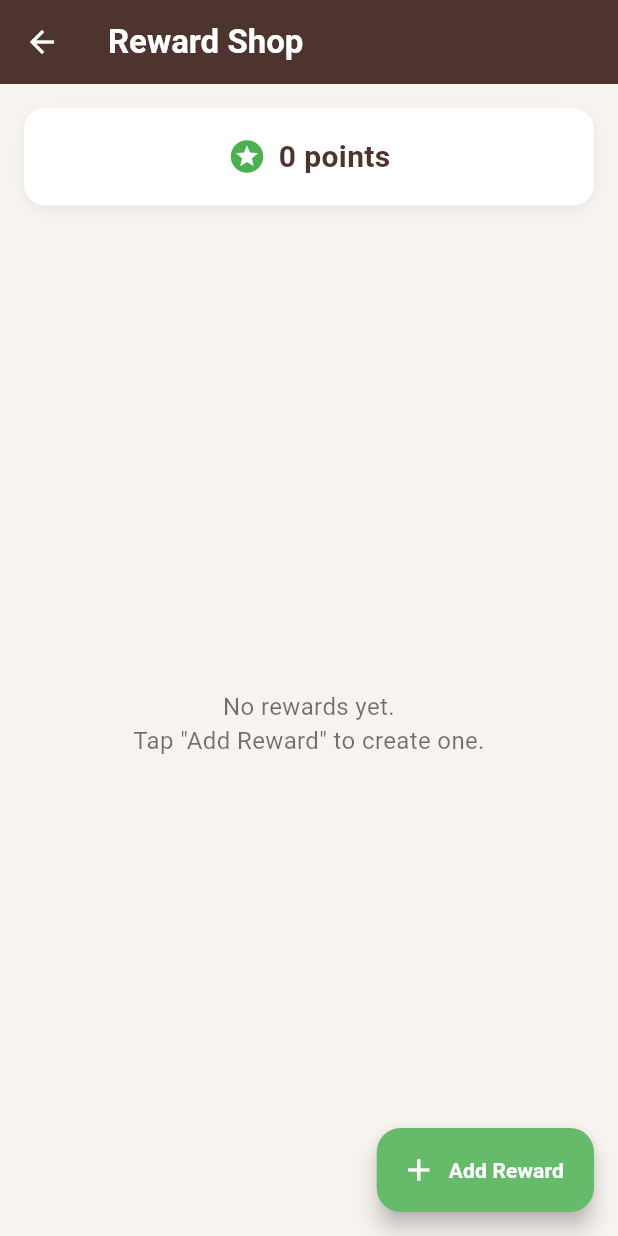
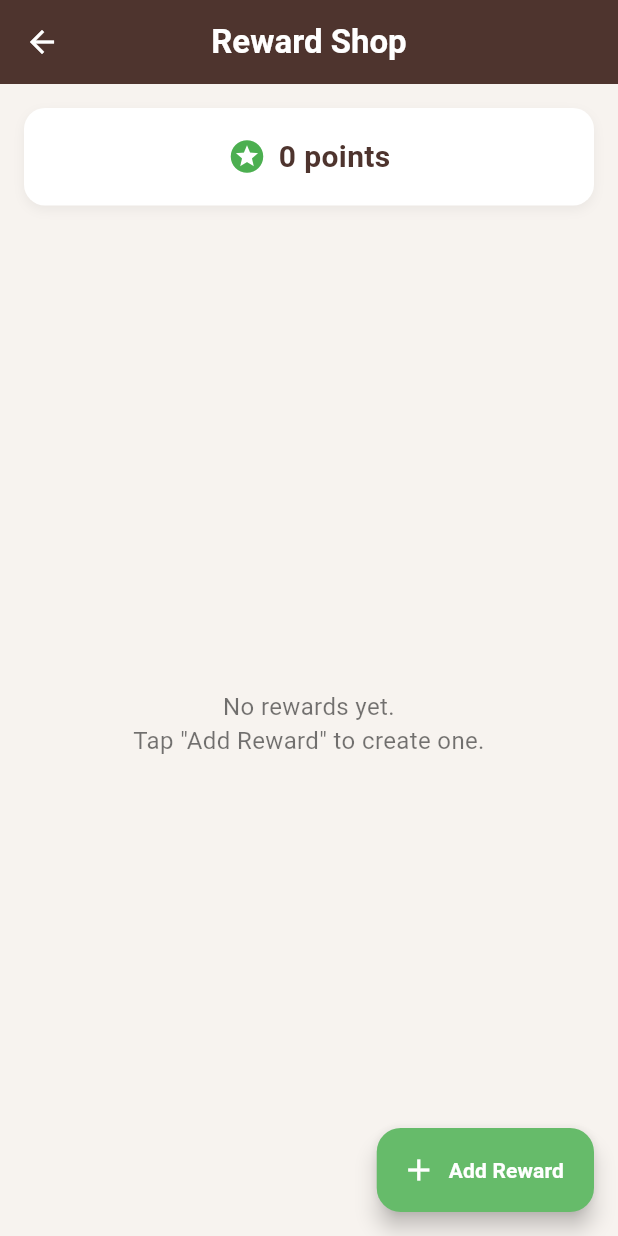
Before and after one commit to Haruuowo/procastimate_app, a Flutter app: the RewardShopScreen screen opened directly, after a tap on the "arrow back" icon, after a tap on "Reward Shop", on a phone screen of 412 x 824 dp. Run offline on Flutter 3.47's test engine with Material 3 defaults, Android fonts, the light colour scheme and no system bars; our stand-ins replace cloud_firestore, firebase_auth, firebase_core, firebase_storage, image_picker, shared_preferences and 1 more; accounts and stored records are empty; network calls fail.

Commit message:
fixed everyything

```diff
--- a/lib/mainapp/reward_shop.dart
+++ b/lib/mainapp/reward_shop.dart
@@ -195,6 +195,7 @@ class _RewardShopScreenState extends State<RewardShopScreen> {
       appBar: AppBar(
         backgroundColor: Colors.brown.shade800,
         elevation: 0,
+        centerTitle: true,
         title: const Text(
           'Reward Shop',
           style: TextStyle(color: Colors.white, fontWeight: FontWeight.w700),
--- a/lib/mainapp/score_screen.dart
+++ b/lib/mainapp/score_screen.dart
@@ -26,6 +26,10 @@ class _ScoreScreenState extends State<ScoreScreen> {
 
   String? _photoUrl;
   bool _loadingUser = true;
+
+  // streak count (display only)
+  int _streakCount = 0;
+  bool _streakActive = false;
 
   StreamSubscription<DocumentSnapshot<Map<String, dynamic>>>? _userSub;
 
@@ -65,7 +69,6 @@ class _ScoreScreenState extends State<ScoreScreen> {
     final prefs = await SharedPreferences.getInstance();
     final savedScore = prefs.getInt('score') ?? 0;
 
-    // Keep cumulative score (do not reset at 100)
     if (mounted) {
       setState(() {
         score = savedScore;
@@ -73,8 +76,15 @@ class _ScoreScreenState extends State<ScoreScreen> {
     }
   }
 
+  // small helper: show at most N characters in UI but keep full text in data
+  String _displayTitle(String title) {
+    const int maxChars = 12;
+    if (title.length <= maxChars) return title;
+    return title.substring(0, maxChars) + '…';
+  }
+
   // Listen to Firestore user document so ScoreScreen updates in real-time
-  // when other parts of the app (MainScreen / RewardShop) update the score.
+  // Also update completedTasks instantly when Firestore changes.
   void _subscribeScoreUpdates() async {
     final user = FirebaseAuth.instance.currentUser;
     if (user == null) return;
@@ -88,9 +98,10 @@ class _ScoreScreenState extends State<ScoreScreen> {
             if (!mounted) return;
             final data = snap.data();
             if (data == null) return;
+
+            // score update
             final dynamic remote = data['score'];
-            if (remote == null) return;
-
+            if (remote != null) {
               final int remoteScore;
               if (remote is int) {
                 remoteScore = remote;
@@ -106,13 +117,70 @@ class _ScoreScreenState extends State<ScoreScreen> {
                 setState(() {
                   score = remoteScore;
                 });
-              // keep local prefs in sync
                 final prefs = await SharedPreferences.getInstance();
                 await prefs.setInt('score', remoteScore);
               }
+            }
+
+            // streak update (same snapshot)
+            final dynamic remoteStreak = data['streakCount'];
+            if (remoteStreak != null) {
+              int remoteCount = 0;
+              if (remoteStreak is int) {
+                remoteCount = remoteStreak;
+              } else if (remoteStreak is double) {
+                remoteCount = remoteStreak.toInt();
+              } else if (remoteStreak is String) {
+                remoteCount = int.tryParse(remoteStreak) ?? 0;
+              }
+              if (mounted && remoteCount != _streakCount) {
+                setState(() {
+                  _streakCount = remoteCount;
+                  _streakActive = _streakCount > 0;
+                });
+              }
+            }
+
+            // completedTasks update: if firestore has completedTasks, use it and persist to prefs
+            final dynamic remoteCompleted = data['completedTasks'];
+            if (remoteCompleted != null && remoteCompleted is List) {
+              try {
+                // normalize list -> List<Map<String,dynamic>>
+                final List<Map<String, dynamic>> list = remoteCompleted.map((
+                  e,
+                ) {
+                  if (e is Map) return Map<String, dynamic>.from(e);
+                  return <String, dynamic>{};
+                }).toList();
+
+                // sort newest first by completedAt if field exists
+                list.sort((a, b) {
+                  final da =
+                      DateTime.tryParse(a['completedAt'] ?? '') ??
+                      DateTime.fromMillisecondsSinceEpoch(0);
+                  final db =
+                      DateTime.tryParse(b['completedAt'] ?? '') ??
+                      DateTime.fromMillisecondsSinceEpoch(0);
+                  return db.compareTo(da);
+                });
+
+                // persist local prefs so other screens have same order
+                final prefs = await SharedPreferences.getInstance();
+                final encoded = list.map((e) => jsonEncode(e)).toList();
+                await prefs.setStringList('completedTasks', encoded);
+
+                if (mounted) {
+                  setState(() {
+                    completedTasks = list;
+                  });
+                }
+              } catch (e) {
+                // ignore parse errors
+              }
+            }
           },
           onError: (e) {
-            // ignore errors - Firestore listener may throw on permission issues etc.
+            // ignore errors
           },
         );
   }
@@ -120,11 +188,31 @@ class _ScoreScreenState extends State<ScoreScreen> {
   Future<void> _loadCompletedTasks() async {
     final prefs = await SharedPreferences.getInstance();
     final completedTasksRaw = prefs.getStringList('completedTasks') ?? [];
+
+    // parse and show most-recently completed task at top
+    final list = completedTasksRaw.map((e) {
+      try {
+        return jsonDecode(e) as Map<String, dynamic>;
+      } catch (_) {
+        return <String, dynamic>{};
+      }
+    }).toList();
+
+    list.sort((a, b) {
+      final da =
+          DateTime.tryParse(a['completedAt'] ?? '') ??
+          DateTime.fromMillisecondsSinceEpoch(0);
+      final db =
+          DateTime.tryParse(b['completedAt'] ?? '') ??
+          DateTime.fromMillisecondsSinceEpoch(0);
+      return db.compareTo(da);
+    });
+
+    if (mounted) {
       setState(() {
-      completedTasks = completedTasksRaw
-          .map((e) => jsonDecode(e) as Map<String, dynamic>)
-          .toList();
+        completedTasks = list;
       });
+    }
   }
 
   void _onItemTapped(int i) {
@@ -140,74 +228,118 @@ class _ScoreScreenState extends State<ScoreScreen> {
     }
   }
 
+  Widget _buildAvatarWithStreak() {
+    const double avatarRadius = 18.0;
+    final double avatarDiameter = avatarRadius * 2;
+    final streakAsset = _streakActive
+        ? 'assets/Streaks_On.png'
+        : 'assets/Streaks_Off.png';
+
+    return Row(
+      mainAxisSize: MainAxisSize.min,
+      children: [
+        InkWell(
+          onTap: () async {
+            await Navigator.of(
+              context,
+            ).push(MaterialPageRoute(builder: (_) => const ProfileTab()));
+            _loadUserData();
+          },
+          borderRadius: BorderRadius.circular(50),
+          child: CircleAvatar(
+            radius: avatarRadius,
+            backgroundColor: Colors.white24,
+            backgroundImage: _photoUrl != null
+                ? NetworkImage(_photoUrl!)
+                : null,
+            child: _photoUrl == null
+                ? const Icon(Icons.person, color: Colors.white)
+                : null,
+          ),
+        ),
+        const SizedBox(width: 8),
+        SizedBox(
+          width: avatarDiameter,
+          height: avatarDiameter,
+          child: ClipOval(
+            child: Image.asset(
+              streakAsset,
+              width: avatarDiameter,
+              height: avatarDiameter,
+              fit: BoxFit.cover,
+              errorBuilder: (ctx, err, stack) {
+                return Container(
+                  width: avatarDiameter,
+                  height: avatarDiameter,
+                  color: Colors.white24,
+                  child: const Icon(
+                    Icons.local_fire_department,
+                    color: Colors.orange,
+                  ),
+                );
+              },
+            ),
+          ),
+        ),
+        const SizedBox(width: 8),
+        Text(
+          '$_streakCount',
+          style: const TextStyle(
+            color: Colors.white,
+            fontSize: 16,
+            fontWeight: FontWeight.w700,
+          ),
+        ),
+      ],
+    );
+  }
+
   @override
   Widget build(BuildContext context) {
-    // fill ratio between 0 and 1 based on the current score (keeps cumulative score)
-    final double fillRatio = ((score % 100) / 100).clamp(
-      0.0,
-      1.0,
-    ); // safe clamp
+    final double fillRatio = ((score % 100) / 100).clamp(0.0, 1.0);
 
     return Scaffold(
       backgroundColor: const Color(0xFFF7F3EF),
       body: SafeArea(
         child: Column(
           children: [
-            // 🔹 TOP APP BAR
+            // 🔹 TOP APP BAR (matched to main_screen style)
             Container(
               width: double.infinity,
               height: 72,
               color: Colors.brown.shade800,
               padding: const EdgeInsets.symmetric(horizontal: 16),
-              child: Row(
+              child: Stack(
+                alignment: Alignment.center,
                 children: [
-                  InkWell(
-                    onTap: () async {
-                      await Navigator.of(context).push(
-                        MaterialPageRoute(builder: (_) => const ProfileTab()),
-                      );
-                      _loadUserData();
-                    },
-                    borderRadius: BorderRadius.circular(50),
-                    child: CircleAvatar(
-                      radius: 22,
-                      backgroundColor: Colors.white24,
-                      backgroundImage: _photoUrl != null
-                          ? NetworkImage(_photoUrl!)
-                          : null,
-                      child: _photoUrl == null
-                          ? const Icon(
-                              Icons.person,
-                              color: Colors.white,
-                              size: 26,
-                            )
-                          : null,
+                  Align(
+                    alignment: Alignment.centerLeft,
+                    child: _buildAvatarWithStreak(),
                   ),
-                  ),
-                  const Spacer(),
-                  const Text(
+                  const Center(
+                    child: Text(
                       "ProcrastiMate",
                       style: TextStyle(
                         color: Colors.white,
                         fontWeight: FontWeight.w700,
                         fontSize: 20,
-                      letterSpacing: 0.5,
                       ),
                     ),
-                  const Spacer(),
-                  IconButton(
+                  ),
+                  Align(
+                    alignment: Alignment.centerRight,
+                    child: IconButton(
                       icon: const Icon(
                         Icons.settings,
                         color: Colors.white,
                         size: 26,
                       ),
-                    onPressed: () {
-                      Navigator.of(context).push(
+                      onPressed: () => Navigator.of(context).push(
                         MaterialPageRoute(
                           builder: (_) => const SettingsScreen(),
                         ),
-                      );
-                    },
+                      ),
+                    ),
                   ),
                 ],
               ),
@@ -303,14 +435,18 @@ class _ScoreScreenState extends State<ScoreScreen> {
                             DataColumn(label: Text('Completed At')),
                           ],
                           rows: completedTasks
+                              .take(20)
                               .map(
                                 (task) => DataRow(
                                   cells: [
                                     DataCell(
-                                      SizedBox(
-                                        width: 120,
+                                      ConstrainedBox(
+                                        constraints: const BoxConstraints(
+                                          maxWidth: 220,
+                                        ),
                                         child: Text(
-                                          task['title'] ?? '',
+                                          _displayTitle(task['title'] ?? ''),
+                                          softWrap: false,
                                           maxLines: 1,
                                           overflow: TextOverflow.ellipsis,
                                           style: const TextStyle(fontSize: 14),
@@ -319,20 +455,21 @@ class _ScoreScreenState extends State<ScoreScreen> {
                                     ),
                                     DataCell(Text(task['points'].toString())),
                                     DataCell(
-                                      SizedBox(
-                                        width: 120,
+                                      ConstrainedBox(
+                                        constraints: const BoxConstraints(
+                                          maxWidth: 160,
+                                        ),
                                         child: Text(
                                           task['completedAt'] != null
                                               ? DateFormat(
-                                                  'MM/dd/yyyy HH:mm',
+                                                  'MMM d h:mm a',
                                                 ).format(
                                                   DateTime.parse(
                                                     task['completedAt'],
                                                   ),
                                                 )
                                               : '',
-                                          maxLines: 1,
-                                          overflow: TextOverflow.ellipsis,
+                                          softWrap: true,
                                           style: const TextStyle(fontSize: 13),
                                         ),
                                       ),
@@ -425,7 +562,6 @@ class WavePainter extends CustomPainter {
 
   @override
   void paint(Canvas canvas, Size size) {
-    // Gradient fill (blue → teal)
     final gradient = LinearGradient(
       begin: Alignment.topCenter,
       end: Alignment.bottomCenter,
@@ -450,10 +586,8 @@ class WavePainter extends CustomPainter {
     final clipPath = Path()..addOval(rect);
     canvas.clipPath(clipPath);
 
-    // Base water level
     final baseHeight = size.height * (1 - progress);
 
-    // Create a smooth wave path
     final path = Path();
     const waveAmplitude = 6.0;
     const waveFrequency = 2.0;
@@ -471,9 +605,7 @@ class WavePainter extends CustomPainter {
     path.lineTo(0, size.height);
     path.close();
 
-    // Fill with gradient
     canvas.drawPath(path, paint);
-    // Draw outer circle border
     canvas.drawOval(rect, borderPaint);
   }
 
```
Also changed, not shown: lib/mainapp/main_screen.dart (+19 -6 lines), lib/mainapp/profile_screen.dart (+6 -2 lines), lib/mainapp/settings_screen.dart (+53 -17 lines). Lines whose indentation alone changed are shown as unchanged.
